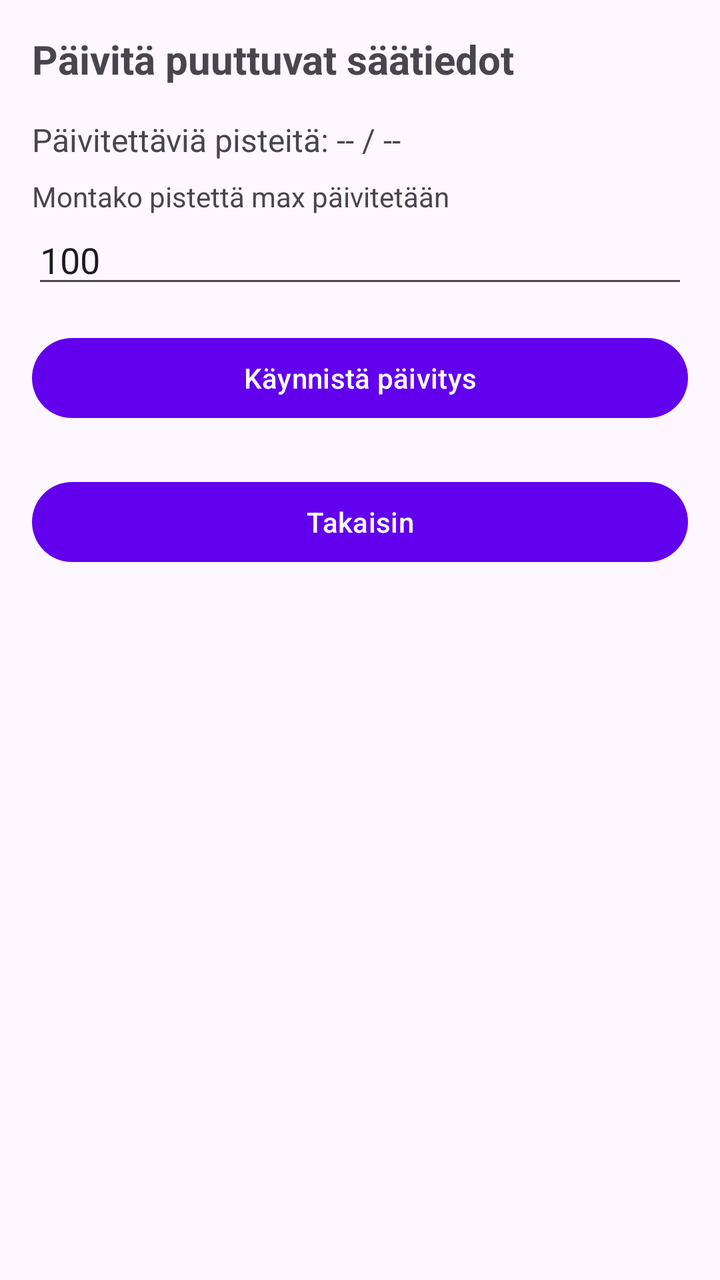
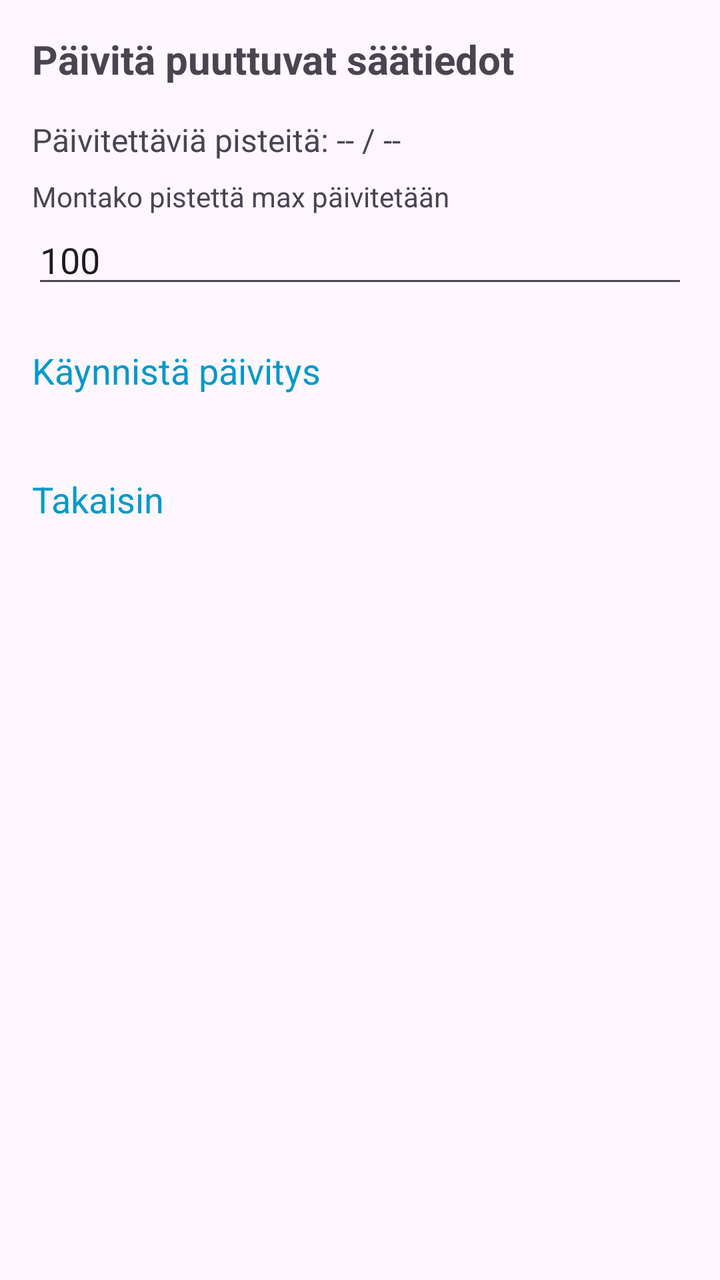

Compare the two renders of this Android layout. The source of the first and the diff that turns it into the second are given below.
<!-- AndroidManifest.xml: application theme Theme.KalaKartta -->
<!-- res/layout/activity_weather_update.xml -->
<?xml version="1.0" encoding="utf-8"?>
<ScrollView xmlns:android="http://schemas.android.com/apk/res/android"
    android:layout_width="match_parent"
    android:layout_height="match_parent"
    android:padding="16dp">

    <LinearLayout
        android:layout_width="match_parent"
        android:layout_height="wrap_content"
        android:orientation="vertical">

        <TextView
            android:id="@+id/titleText"
            android:layout_width="match_parent"
            android:layout_height="wrap_content"
            android:text="Päivitä puuttuvat säätiedot"
            android:textSize="20sp"
            android:textStyle="bold"
            android:layout_marginBottom="16dp" />

        <TextView
            android:id="@+id/pointsToUpdateText"
            android:layout_width="match_parent"
            android:layout_height="wrap_content"
            android:text="Päivitettäviä pisteitä: -- / --"
            android:textSize="16sp"
            android:layout_marginBottom="8dp" />

        <TextView
            android:layout_width="match_parent"
            android:layout_height="wrap_content"
            android:text="Montako pistettä max päivitetään"
            android:textSize="14sp" />

        <EditText
            android:id="@+id/maxCountEditText"
            android:layout_width="match_parent"
            android:layout_height="wrap_content"
            android:inputType="number"
            android:text="100"
            android:layout_marginBottom="16dp" />

        <Button
            android:id="@+id/startButton"
            android:layout_width="match_parent"
            android:layout_height="wrap_content"
            android:text="Käynnistä päivitys"
            android:layout_marginBottom="16dp" />

        <LinearLayout
            android:id="@+id/progressLayout"
            android:layout_width="match_parent"
            android:layout_height="wrap_content"
            android:orientation="vertical"
            android:visibility="gone">

            <ProgressBar
                android:id="@+id/progressBar"
                style="?android:attr/progressBarStyleHorizontal"
                android:layout_width="match_parent"
                android:layout_height="wrap_content"
                android:max="100"
                android:progress="0" />

            <TextView
                android:id="@+id/statusText"
                android:layout_width="match_parent"
                android:layout_height="wrap_content"
                android:text="Päivitetään..."
                android:textSize="14sp"
                android:layout_marginTop="4dp" />

            <TextView
                android:id="@+id/statsText"
                android:layout_width="match_parent"
                android:layout_height="wrap_content"
                android:text=""
                android:textSize="14sp"
                android:layout_marginTop="4dp" />

            <Button
                android:id="@+id/cancelButton"
                android:layout_width="wrap_content"
                android:layout_height="wrap_content"
                android:text="Peruuta"
                android:layout_gravity="center_horizontal"
                android:layout_marginTop="8dp" />
        </LinearLayout>

        <LinearLayout
            android:id="@+id/resultLayout"
            android:layout_width="match_parent"
            android:layout_height="wrap_content"
            android:orientation="vertical"
            android:visibility="gone"
            android:layout_marginTop="16dp">

            <TextView
                android:id="@+id/summaryText"
                android:layout_width="match_parent"
                android:layout_height="wrap_content"
                android:text="Päivitys valmis."
                android:textStyle="bold"
                android:textSize="16sp" />

            <TextView
                android:id="@+id/successCountText"
                android:layout_width="match_parent"
                android:layout_height="wrap_content"
                android:text="Onnistuneesti päivitetty: 0" />

            <TextView
                android:id="@+id/failureCountText"
                android:layout_width="match_parent"
                android:layout_height="wrap_content"
                android:text="Virheellisiä: 0" />

            <Button
                android:id="@+id/errorLogButton"
                android:layout_width="match_parent"
                android:layout_height="wrap_content"
                android:text="Näytä virheloki"
                android:layout_marginTop="8dp"
                android:visibility="gone" />
        </LinearLayout>

        <Button
            android:id="@+id/okButton"
            android:layout_width="match_parent"
            android:layout_height="wrap_content"
            android:text="OK"
            android:layout_marginTop="24dp"
            android:visibility="gone" />

        <Button
            android:id="@+id/backButton"
            android:layout_width="match_parent"
            android:layout_height="wrap_content"
            android:text="Takaisin"
            android:layout_marginTop="8dp" />

    </LinearLayout>
</ScrollView>
<!-- resources referenced by this layout -->
<resources>
  <style name="Theme.KalaKartta" parent="Base.Theme.KalaKartta" />
  <style name="Base.Theme.KalaKartta" parent="Theme.Material3.DayNight.NoActionBar">
          
          <item name="colorPrimary">#6200EE</item>
          <item name="colorOnPrimary">#FFFFFF</item>
          <item name="editTextStyle">@style/Widget.AppCompat.EditText</item>
          <item name="android:spinnerStyle">@style/Widget.AppCompat.Spinner</item>
      </style>
</resources>

<!-- the commit's change to res/layout/activity_weather_update.xml (unified diff, before → after) -->
@@ -40,12 +40,19 @@
             android:text="100"
             android:layout_marginBottom="16dp" />
 
-        <Button
-            android:id="@+id/startButton"
-            android:layout_width="match_parent"
-            android:layout_height="wrap_content"
-            android:text="Käynnistä päivitys"
-            android:layout_marginBottom="16dp" />
+    <TextView
+        android:id="@+id/startButton"
+        android:layout_width="match_parent"
+        android:layout_height="wrap_content"
+        android:text="Käynnistä päivitys"
+        android:textSize="18sp"
+        android:textColor="@android:color/holo_blue_dark"
+        android:background="?attr/selectableItemBackground"
+        android:clickable="true"
+        android:focusable="true"
+        android:paddingTop="8dp"
+        android:paddingBottom="8dp"
+        android:layout_marginBottom="16dp" />
 
         <LinearLayout
             android:id="@+id/progressLayout"
@@ -78,13 +85,20 @@
                 android:textSize="14sp"
                 android:layout_marginTop="4dp" />
 
-            <Button
-                android:id="@+id/cancelButton"
-                android:layout_width="wrap_content"
-                android:layout_height="wrap_content"
-                android:text="Peruuta"
-                android:layout_gravity="center_horizontal"
-                android:layout_marginTop="8dp" />
+        <TextView
+            android:id="@+id/cancelButton"
+            android:layout_width="wrap_content"
+            android:layout_height="wrap_content"
+            android:text="Peruuta"
+            android:textSize="18sp"
+            android:textColor="@android:color/holo_blue_dark"
+            android:background="?attr/selectableItemBackground"
+            android:clickable="true"
+            android:focusable="true"
+            android:paddingTop="8dp"
+            android:paddingBottom="8dp"
+            android:layout_gravity="center_horizontal"
+            android:layout_marginTop="8dp" />
         </LinearLayout>
 
         <LinearLayout
@@ -115,28 +129,49 @@
                 android:layout_height="wrap_content"
                 android:text="Virheellisiä: 0" />
 
-            <Button
+            <TextView
                 android:id="@+id/errorLogButton"
                 android:layout_width="match_parent"
                 android:layout_height="wrap_content"
                 android:text="Näytä virheloki"
+                android:textSize="18sp"
+                android:textColor="@android:color/holo_blue_dark"
+                android:background="?attr/selectableItemBackground"
+                android:clickable="true"
+                android:focusable="true"
+                android:paddingTop="8dp"
+                android:paddingBottom="8dp"
                 android:layout_marginTop="8dp"
                 android:visibility="gone" />
         </LinearLayout>
 
-        <Button
+        <TextView
             android:id="@+id/okButton"
             android:layout_width="match_parent"
             android:layout_height="wrap_content"
             android:text="OK"
+            android:textSize="18sp"
+            android:textColor="@android:color/holo_blue_dark"
+            android:background="?attr/selectableItemBackground"
+            android:clickable="true"
+            android:focusable="true"
+            android:paddingTop="8dp"
+            android:paddingBottom="8dp"
             android:layout_marginTop="24dp"
             android:visibility="gone" />
 
-        <Button
+        <TextView
             android:id="@+id/backButton"
             android:layout_width="match_parent"
             android:layout_height="wrap_content"
             android:text="Takaisin"
+            android:textSize="18sp"
+            android:textColor="@android:color/holo_blue_dark"
+            android:background="?attr/selectableItemBackground"
+            android:clickable="true"
+            android:focusable="true"
+            android:paddingTop="8dp"
+            android:paddingBottom="8dp"
             android:layout_marginTop="8dp" />
 
     </LinearLayout>
